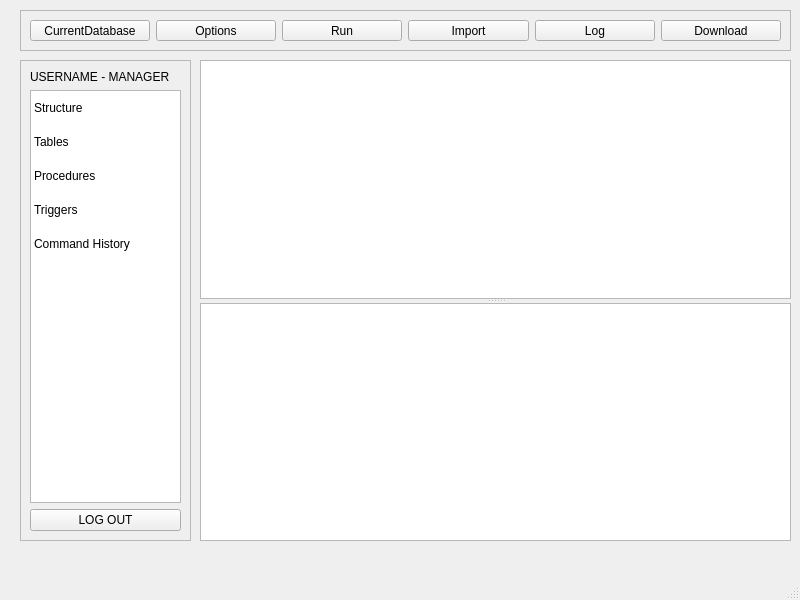
First picture: the form in POO---DB-Engine/CLIENT/EnvironmentWindow.ui, repository stefanungureanu04/POO---DB-Engine, before the edit.
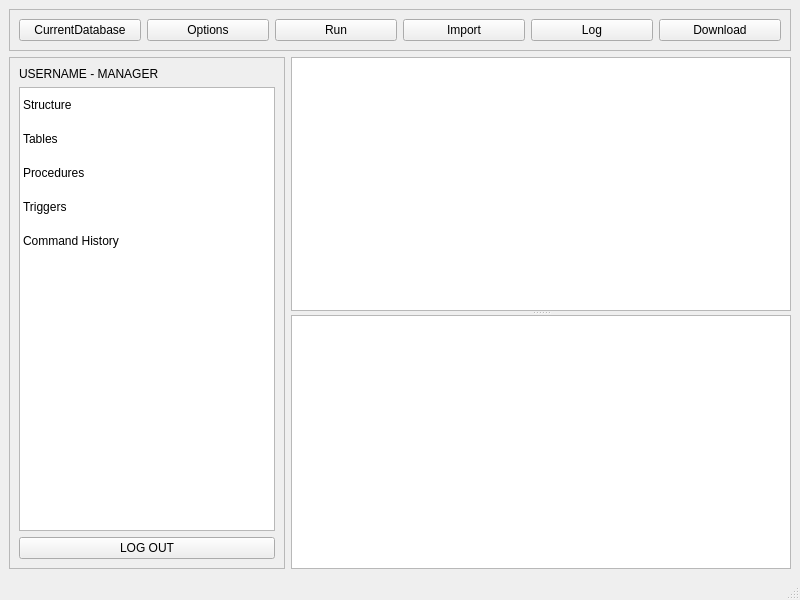
Second picture: the form after the edit.

Commit message: Facut bine de data asta (Environment).

The edit to the form file:
```diff
--- a/POO---DB-Engine/CLIENT/EnvironmentWindow.ui
+++ b/POO---DB-Engine/CLIENT/EnvironmentWindow.ui
@@ -26,17 +26,71 @@
      <verstretch>0</verstretch>
     </sizepolicy>
    </property>
+   <layout class="QGridLayout" name="gridLayout">
+    <item row="0" column="0" colspan="2">
+     <widget class="QFrame" name="frame">
+      <property name="sizePolicy">
+       <sizepolicy hsizetype="Expanding" vsizetype="Maximum">
+        <horstretch>0</horstretch>
+        <verstretch>0</verstretch>
+       </sizepolicy>
+      </property>
+      <property name="frameShape">
+       <enum>QFrame::Shape::StyledPanel</enum>
+      </property>
+      <property name="frameShadow">
+       <enum>QFrame::Shadow::Raised</enum>
+      </property>
+      <layout class="QHBoxLayout" name="horizontalLayout">
+       <item>
+        <widget class="QPushButton" name="pushButton">
+         <property name="text">
+          <string>CurrentDatabase</string>
+         </property>
+        </widget>
+       </item>
+       <item>
+        <widget class="QPushButton" name="pushButton_2">
+         <property name="text">
+          <string>Options</string>
+         </property>
+        </widget>
+       </item>
+       <item>
+        <widget class="QPushButton" name="pushButton_3">
+         <property name="text">
+          <string>Run</string>
+         </property>
+        </widget>
+       </item>
+       <item>
+        <widget class="QPushButton" name="pushButton_4">
+         <property name="text">
+          <string>Import</string>
+         </property>
+        </widget>
+       </item>
+       <item>
+        <widget class="QPushButton" name="pushButton_5">
+         <property name="text">
+          <string>Log</string>
+         </property>
+        </widget>
+       </item>
+       <item>
+        <widget class="QPushButton" name="pushButton_6">
+         <property name="text">
+          <string>Download</string>
+         </property>
+        </widget>
+       </item>
+      </layout>
+     </widget>
+    </item>
+    <item row="1" column="0">
    <widget class="QFrame" name="LeftFrame">
-    <property name="geometry">
-     <rect>
-      <x>20</x>
-      <y>60</y>
-      <width>171</width>
-      <height>481</height>
-     </rect>
-    </property>
     <property name="sizePolicy">
-     <sizepolicy hsizetype="Expanding" vsizetype="Expanding">
+       <sizepolicy hsizetype="Maximum" vsizetype="Expanding">
       <horstretch>0</horstretch>
       <verstretch>0</verstretch>
      </sizepolicy>
@@ -50,6 +104,12 @@
     <layout class="QVBoxLayout" name="verticalLayout">
      <item>
       <widget class="QLabel" name="label">
+         <property name="sizePolicy">
+          <sizepolicy hsizetype="Preferred" vsizetype="Fixed">
+           <horstretch>0</horstretch>
+           <verstretch>0</verstretch>
+          </sizepolicy>
+         </property>
        <property name="text">
         <string>USERNAME - MANAGER</string>
        </property>
@@ -104,81 +164,9 @@
      </item>
     </layout>
    </widget>
-   <widget class="QFrame" name="frame">
-    <property name="geometry">
-     <rect>
-      <x>20</x>
-      <y>10</y>
-      <width>771</width>
-      <height>41</height>
-     </rect>
-    </property>
-    <property name="sizePolicy">
-     <sizepolicy hsizetype="Expanding" vsizetype="Expanding">
-      <horstretch>0</horstretch>
-      <verstretch>0</verstretch>
-     </sizepolicy>
-    </property>
-    <property name="frameShape">
-     <enum>QFrame::Shape::StyledPanel</enum>
-    </property>
-    <property name="frameShadow">
-     <enum>QFrame::Shadow::Raised</enum>
-    </property>
-    <layout class="QHBoxLayout" name="horizontalLayout">
-     <item>
-      <widget class="QPushButton" name="pushButton">
-       <property name="text">
-        <string>CurrentDatabase</string>
-       </property>
-      </widget>
-     </item>
-     <item>
-      <widget class="QPushButton" name="pushButton_2">
-       <property name="text">
-        <string>Options</string>
-       </property>
-      </widget>
-     </item>
-     <item>
-      <widget class="QPushButton" name="pushButton_3">
-       <property name="text">
-        <string>Run</string>
-       </property>
-      </widget>
-     </item>
-     <item>
-      <widget class="QPushButton" name="pushButton_4">
-       <property name="text">
-        <string>Import</string>
-       </property>
-      </widget>
-     </item>
-     <item>
-      <widget class="QPushButton" name="pushButton_5">
-       <property name="text">
-        <string>Log</string>
-       </property>
-      </widget>
-     </item>
-     <item>
-      <widget class="QPushButton" name="pushButton_6">
-       <property name="text">
-        <string>Download</string>
-       </property>
-      </widget>
-     </item>
-    </layout>
-   </widget>
+    </item>
+    <item row="1" column="1">
    <widget class="QSplitter" name="splitter">
-    <property name="geometry">
-     <rect>
-      <x>200</x>
-      <y>60</y>
-      <width>591</width>
-      <height>481</height>
-     </rect>
-    </property>
     <property name="sizePolicy">
      <sizepolicy hsizetype="Expanding" vsizetype="Expanding">
       <horstretch>0</horstretch>
@@ -196,8 +184,17 @@
       </font>
      </property>
     </widget>
-    <widget class="QTextBrowser" name="FeedbackWindow"/>
-   </widget>
+      <widget class="QTextBrowser" name="FeedbackWindow">
+       <property name="sizePolicy">
+        <sizepolicy hsizetype="Expanding" vsizetype="Fixed">
+         <horstretch>0</horstretch>
+         <verstretch>0</verstretch>
+        </sizepolicy>
+       </property>
+      </widget>
+     </widget>
+    </item>
+   </layout>
   </widget>
   <widget class="QMenuBar" name="menubar">
    <property name="geometry">
```
Lines whose indentation alone changed are shown as unchanged.
